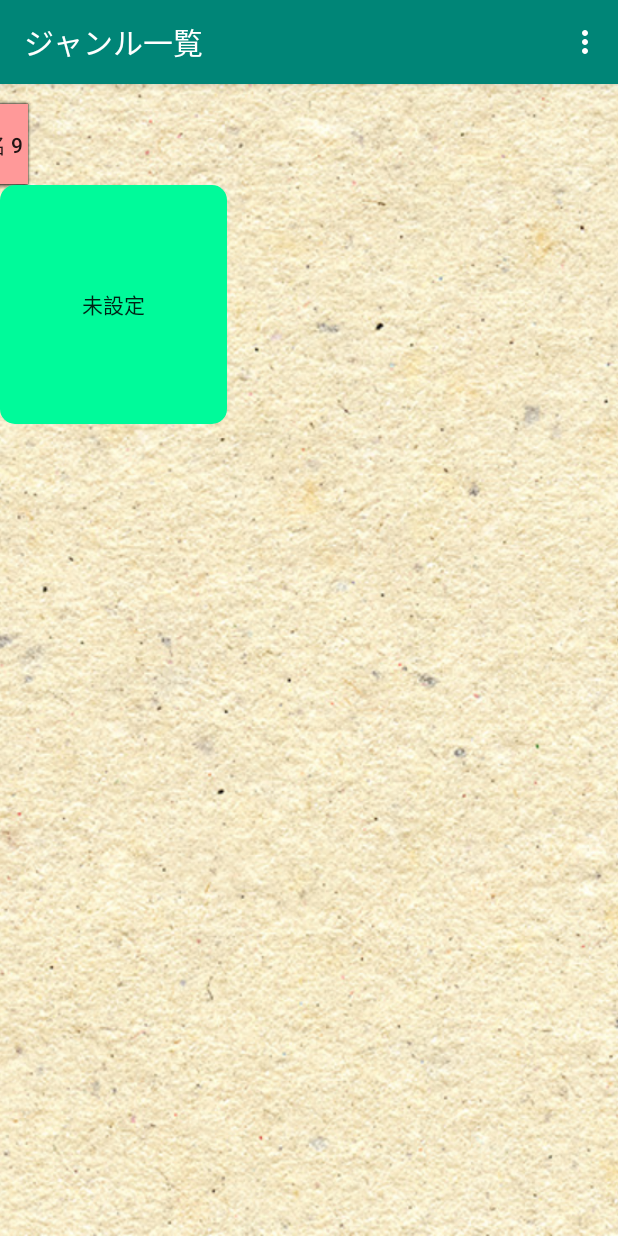
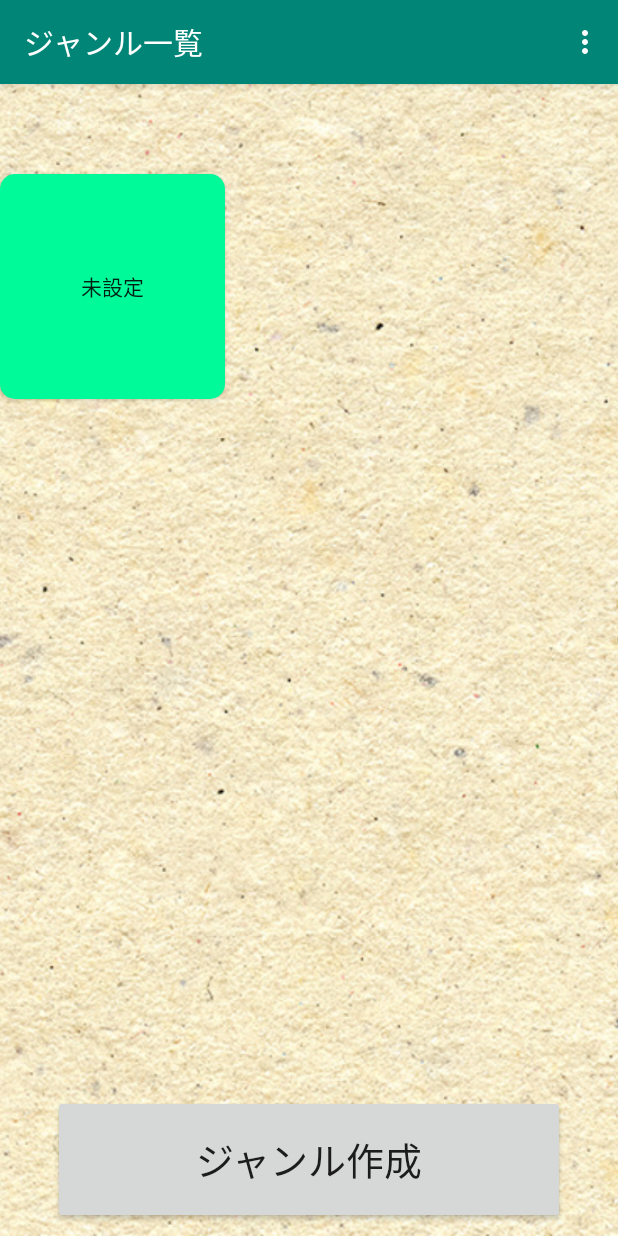
Before and after one commit to AzzFirstGroup/AnythingManagement, an Android app: the GenreListActivity screen opened directly, with no data from a screen before it, on a phone screen of 412 x 824 dp. Run offline under Robolectric (Android 15) with nearby library versions, the phone set to English and light mode, and no system bars.

Commit message:
ジャンル一覧画面の作成と各ソースマージ、リファクタ等

```diff
--- a/source/app/src/main/java/azz/anythingmanagement/FirstActivity.java
+++ b/source/app/src/main/java/azz/anythingmanagement/FirstActivity.java
@@ -33,7 +33,6 @@ public class FirstActivity extends AppCompatActivity implements View.OnClickList
                 startActivity(intent);
                 break;
             // 新規登録画面に遷移する
-            // TODO:: 仮でDataRegistDetailActivityを設定しているが、新規登録画面ができたらここを変更する
             case R.id.bNewCreate:
                 intent = new Intent (this, DataRegistDetailActivity.class);
                 intent.putExtra("mode", common.MODE_REGIST);
@@ -68,7 +67,6 @@ public class FirstActivity extends AppCompatActivity implements View.OnClickList
         }
 
         // 新規作成に遷移(メニューボタン)
-        // TODO:: 仮でDataRegistDetailActivity設定
         if (id == R.id.action_menuList3) {
             Intent intent = new Intent (this, DataRegistDetailActivity.class);
             intent.putExtra("mode", common.MODE_REGIST);
@@ -76,9 +74,8 @@ public class FirstActivity extends AppCompatActivity implements View.OnClickList
         }
 
         // データ一覧に遷移(メニューボタン)
-        // TODO:: まだ画面がないため、ジャンル一覧画面を仮設定
         if (id == R.id.action_menuList4) {
-            Intent intent = new Intent (this, GenreListActivity.class);
+            Intent intent = new Intent (this, DataListActivity.class);
             startActivity(intent);
         }
 
--- a/source/app/src/main/java/azz/anythingmanagement/GenreIns.java
+++ b/source/app/src/main/java/azz/anythingmanagement/GenreIns.java
@@ -193,7 +193,6 @@ public class GenreIns extends AppCompatActivity {
         }
 
         // 新規作成に遷移(メニューボタン)
-        // TODO:: 仮でDataRegistDetailActivity設定
         if (id == R.id.action_menuList3) {
             Intent intent = new Intent (this, DataRegistDetailActivity.class);
             intent.putExtra("mode", common.MODE_REGIST);
@@ -201,9 +200,8 @@ public class GenreIns extends AppCompatActivity {
         }
 
         // データ一覧に遷移(メニューボタン)
-        // TODO:: まだ画面がないため、ジャンル一覧画面を仮設定
         if (id == R.id.action_menuList4) {
-            Intent intent = new Intent (this, GenreListActivity.class);
+            Intent intent = new Intent (this, DataListActivity.class);
             startActivity(intent);
         }
 
--- a/source/app/src/main/java/azz/anythingmanagement/GenreListActivity.java
+++ b/source/app/src/main/java/azz/anythingmanagement/GenreListActivity.java
@@ -18,49 +18,35 @@ import android.widget.RelativeLayout;
 import java.util.ArrayList;
 import java.util.List;
 
+import azz.anythingmanagement.common.common;
 import azz.anythingmanagement.xmlData.Genre;
 
-public class GenreListActivity extends AppCompatActivity {
+public class GenreListActivity extends AppCompatActivity implements View.OnClickListener {
 
     @Override
     protected void onCreate(Bundle savedInstanceState) {
         super.onCreate(savedInstanceState);
-        //set layout
+        // set layout
         setContentView(R.layout.genrelist);
 
+        // ジャンル作成ボタンの初期設定
+        findViewById(R.id.insert_button).setOnClickListener(this);
 
-        //ジャンル一覧を取得
+        // ジャンル一覧を取得
         List<Genre> genreList = new ArrayList<Genre>();
-        Data data = new Data();
-        //（テスト用スタブ使用）
-        //genreList = data.readGenre(Genre genre, Context context);
-        //テスト用
-
-        for(int i=0; i < 10; i++){
-            Genre genre = new Genre();
-            genre.setGenreName("ジャンル名 "+i);
-            genre.setColorInfo("#FF"+i+i+i+i);
-            genre.setSakujoFlg("0");
-            genreList.add(genre);
-            System.out.println(genre.getGenreName());
-            System.out.println(genre.getColorInfo());
-            System.out.println(genre.getSakujoFlg()+i);
+        // ここでDBからジャンル情報を取得なければ未設定のみを表示するようにする
+        if(genreList.isEmpty()) {
+            return;
         }
 
+        // ここでDBの件数分ボタンを設定する。
         //ジャンル一覧ボタン生成
         for (int i = 0; i < genreList.size(); i++) {
             String genreName = genreList.get(i).getGenreName();
             String genreColorInfo = genreList.get(i).getColorInfo();
-            int num = i + 1;
-            //String sakujoFlg = genreList.get(i).getSakujoFlg();
 
+            // ボタンの生成
             Button btn = new Button(this);
-            /*ViewGroup.LayoutParams lp = btn.getLayoutParams();
-            ViewGroup.MarginLayoutParams mlp = (ViewGroup.MarginLayoutParams)lp;
-            mlp.setMargins(20,20, mlp.rightMargin, mlp.bottomMargin);
-            //マージンを設定
-            btn.setLayoutParams(mlp);*/
-
             RelativeLayout.LayoutParams prm = new RelativeLayout.LayoutParams(
                     LinearLayout.LayoutParams.WRAP_CONTENT,	//文字列の幅に合わせる
                     LinearLayout.LayoutParams.WRAP_CONTENT);	//文字列の高さに合わせる
@@ -81,18 +67,7 @@ public class GenreListActivity extends AppCompatActivity {
                     startActivity(intent);
                 }
             });
-            RelativeLayout r = (RelativeLayout) findViewById(R.id.rl);
-            r.addView(btn,prm);
         }
-
-        //set toolbar
-        //Toolbar toolbar = (Toolbar) findViewById(R.id.toolbar);
-        //setSupportActionBar(toolbar);
-
-
-        /*FloatingActionButton fab = (FloatingActionButton) findViewById(R.id.fab);
-        fab.setOnClickListener(new View.OnClickListener() {
-        });*/
 
         //ボタンのインスタンス生成
         Button genreButton = findViewById(R.id.genruList_botton);
@@ -104,66 +79,19 @@ public class GenreListActivity extends AppCompatActivity {
                 startActivity(intent);
             }
         });
+
     }
-    //ここから幅計算
+
     @Override
-    public void onWindowFocusChanged(boolean hasFocus) {
-        super.onWindowFocusChanged(hasFocus);
-        RelativeLayout rl = (RelativeLayout) findViewById(R.id.rl);
-        // 子供の数を取得
-        int l = rl.getChildCount();
-        // 無いなら何もしない
-        if (l == 0) {
-            System.out.println("**************************  "+l+"  *********************************************************************");
-            return;
+    public void onClick(View v) {
+        // 各ボタンアクションで使用するintentをここで呼んでおく
+        Intent intent;
+        int id = v.getId();
+        // ジャンル登録画面へ遷移する
+        if(id == R.id.insert_button) {
+            intent = new Intent(this, GenreIns.class);
+            startActivity(intent);
         }
-        System.out.println("----------------------------------   "+l+"   ---------------------------------------------------------------------------------");
-
-        // ディスプレイの横幅を取得
-        WindowManager wm = (WindowManager) this.getSystemService(Context.WINDOW_SERVICE);
-        Display display = wm.getDefaultDisplay();
-        //int max = display.getWidth();
-        Point size = new Point();
-        display.getSize(size);
-        //画面サイズ
-        int screenWidth = size.x;
-        int screenHeight = size.y;
-
-        int margin = 0;
-        // 一番最初は基点となるので何もしない
-        View pline = rl.getChildAt(0);
-        // 一行全体の長さ
-        int total = pline.getWidth() + margin;
-        for (int i = 1; i < l; i++) {
-            int w = rl.getChildAt(i).getWidth() + margin;
-            RelativeLayout.LayoutParams prm = (RelativeLayout.LayoutParams) rl
-                    .getChildAt(i).getLayoutParams();
-            // 横幅を超えないなら前のボタンの右に出す
-            if (screenWidth > total + w) {
-                total += w;
-                prm.addRule(RelativeLayout.ALIGN_TOP, i);
-                prm.addRule(RelativeLayout.RIGHT_OF, i);
-            }
-            // 超えたら下に出す
-            else {
-                prm.addRule(RelativeLayout.BELOW, pline.getId());
-                // 基点を変更
-                pline = rl.getChildAt(i);
-                // 長さをリセット
-                total = pline.getWidth() + margin;
-            }
-        }
-
-        /*
-        FloatingActionButton fab = (FloatingActionButton) findViewById(R.id.fab);
-        fab.setOnClickListener(new View.OnClickListener() {
-            @Override
-            public void onClick(View view) {
-                Snackbar.make(view, "Replace with your own action", Snackbar.LENGTH_LONG)
-                        .setAction("Action", null).show();
-            }
-        });
-        */
     }
 
     @Override
@@ -187,23 +115,21 @@ public class GenreListActivity extends AppCompatActivity {
         }
 
         // ジャンル作成に遷移(メニューボタン)
-        // TODO:: まだ画面がないため、ジャンル一覧画面を仮設定
         if (id == R.id.action_menuList2) {
-            Intent intent = new Intent (this, GenreListActivity.class);
+            Intent intent = new Intent (this, GenreIns.class);
             startActivity(intent);
         }
 
         // 新規作成に遷移(メニューボタン)
-        // TODO:: まだ画面がないため、ジャンル一覧画面を仮設定
         if (id == R.id.action_menuList3) {
-            Intent intent = new Intent (this, GenreListActivity.class);
+            Intent intent = new Intent (this, DataRegistDetailActivity.class);
+            intent.putExtra("mode", common.MODE_REGIST);
             startActivity(intent);
         }
 
         // データ一覧に遷移(メニューボタン)
-        // TODO:: まだ画面がないため、ジャンル一覧画面を仮設定
         if (id == R.id.action_menuList4) {
-            Intent intent = new Intent (this, GenreListActivity.class);
+            Intent intent = new Intent (this, DataListActivity.class);
             startActivity(intent);
         }
 
--- a/source/app/src/main/res/layout/genrelist.xml
+++ b/source/app/src/main/res/layout/genrelist.xml
@@ -6,9 +6,24 @@
     android:layout_height="match_parent"
     tools:context=".MainActivity">
 
+    <Button
+        android:id="@+id/insert_button"
+        android:layout_width="341dp"
+        android:layout_height="86dp"
+        android:layout_marginStart="8dp"
+        android:layout_marginEnd="8dp"
+        android:layout_marginBottom="8dp"
+        android:text="@string/title3"
+        android:textSize="25sp"
+        app:layout_constraintBottom_toBottomOf="@+id/imageView3"
+        app:layout_constraintEnd_toEndOf="parent"
+        app:layout_constraintStart_toStartOf="parent" />
+
     <ImageView
+        android:id="@+id/imageView3"
         android:layout_width="0dp"
         android:layout_height="0dp"
+        android:contentDescription="TODO"
         android:scaleType="centerCrop"
         android:src="@drawable/japanese_paper_00030"
         app:layout_constraintBottom_toBottomOf="parent"
@@ -19,7 +34,7 @@
     <LinearLayout xmlns:android="http://schemas.android.com/apk/res/android"
         android:id="@+id/linearLayout"
         android:layout_width="596dp"
-        android:layout_height="873dp"
+        android:layout_height="780dp"
         android:layout_marginTop="8dp"
         android:layout_marginBottom="120dp"
         android:orientation="vertical"
@@ -30,26 +45,10 @@
         app:layout_constraintTop_toTopOf="parent"
         app:layout_constraintVertical_bias="0.0" />
 
-    <RelativeLayout
-        android:id="@+id/rl"
-        android:layout_width="578dp"
-        android:layout_height="881dp"
-        android:layout_alignParentLeft="true"
-        android:layout_alignParentTop="true"
-        android:orientation="horizontal"
-
-        app:layout_constraintBottom_toBottomOf="parent"
-        app:layout_constraintEnd_toEndOf="parent"
-        app:layout_constraintHorizontal_bias="0.503"
-        app:layout_constraintStart_toStartOf="parent"
-        app:layout_constraintTop_toTopOf="parent"
-        app:layout_constraintVertical_bias="0.0" />
-
-
     <Button
         android:id="@+id/genruList_botton"
-        android:layout_width="151dp"
-        android:layout_height="159dp"
+        android:layout_width="150dp"
+        android:layout_height="150dp"
         android:background="@drawable/genrelist_background"
         android:text="@string/unsetName"
         app:layout_constraintBottom_toBottomOf="@+id/linearLayout"
@@ -59,4 +58,5 @@
         app:layout_constraintTop_toTopOf="@+id/linearLayout"
         app:layout_constraintVertical_bias="0.083" />
 
+
 </android.support.constraint.ConstraintLayout>
```
Also changed, not shown: 2 other files.
